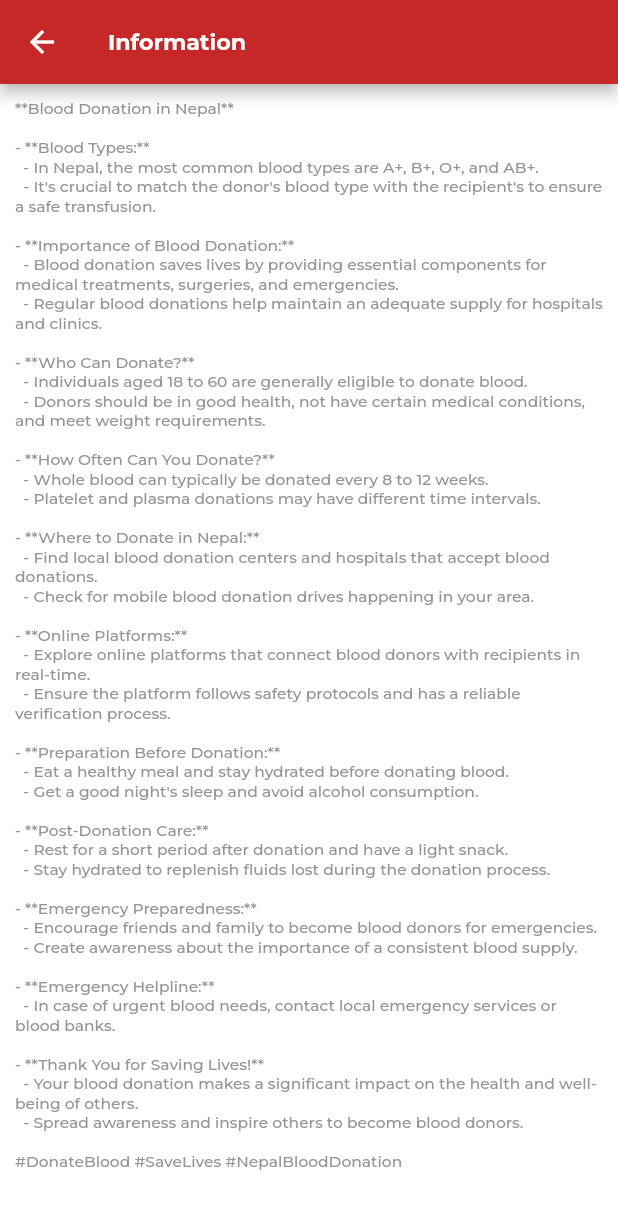
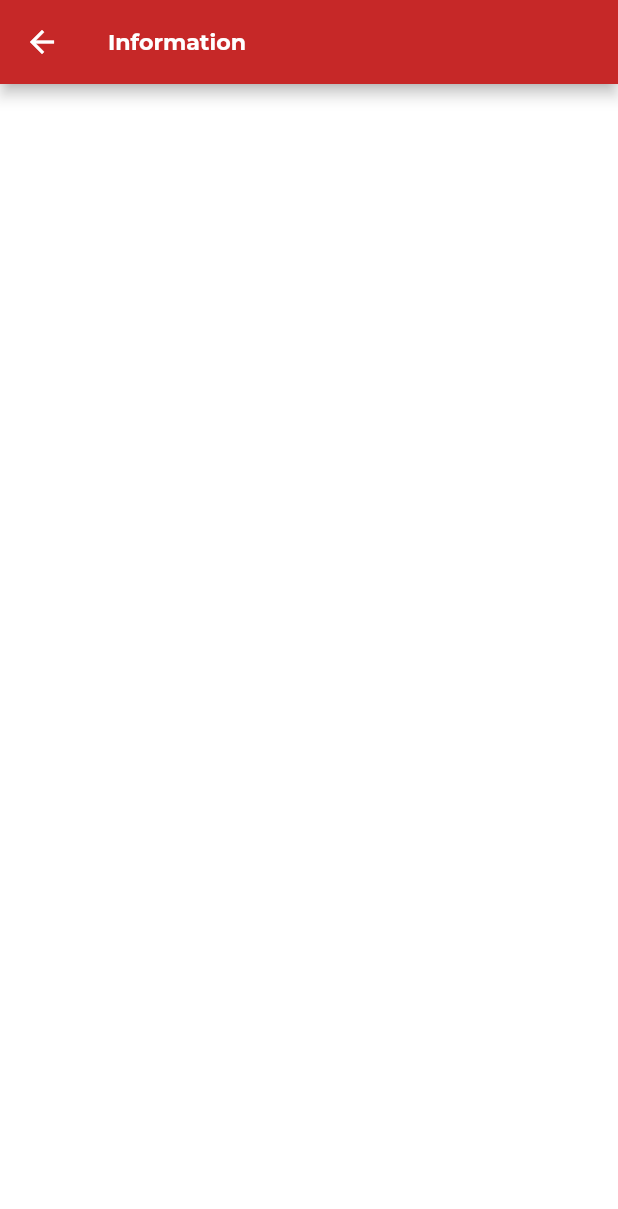
Before and after one commit to Prahlad77044/bdc-v1.0.2, a Flutter app: the InfoScreen screen opened by its route, on a phone screen of 412 x 824 dp. Shown: the top 1209 px of the screen. Run offline on Flutter 3.47's test engine with Material 2 defaults, Android fonts, the phone set to English and light mode, and no system bars; our stand-ins replace cached_network_image, flutter_markdown, flutter_svg, font_awesome_flutter; project files that could hold a hidden picture were left out.

Commit message:
infoscreen not complete

```diff
--- a/lib/presentation/info_screen/info_screen.dart
+++ b/lib/presentation/info_screen/info_screen.dart
@@ -59,15 +59,7 @@ class InfoScreen extends StatelessWidget {
         title: Text('Information'),
         backgroundColor: Colors.red[800],
       ),
-      body: Padding(
-        padding:  EdgeInsets.all(10.0),
-        child: SingleChildScrollView(
-          child: Text(
-             bloodDonationInfoNepal,
 
-          ),
-        ),
-      ),
     );
   }
 }
```
